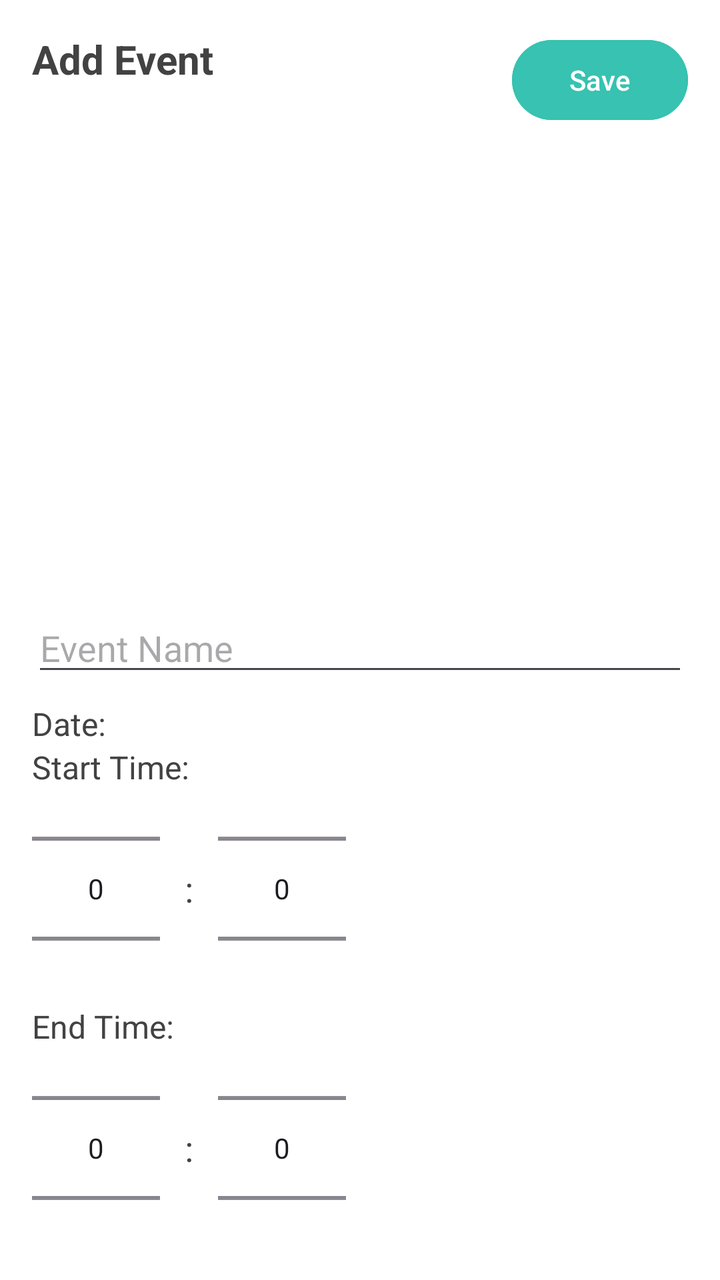
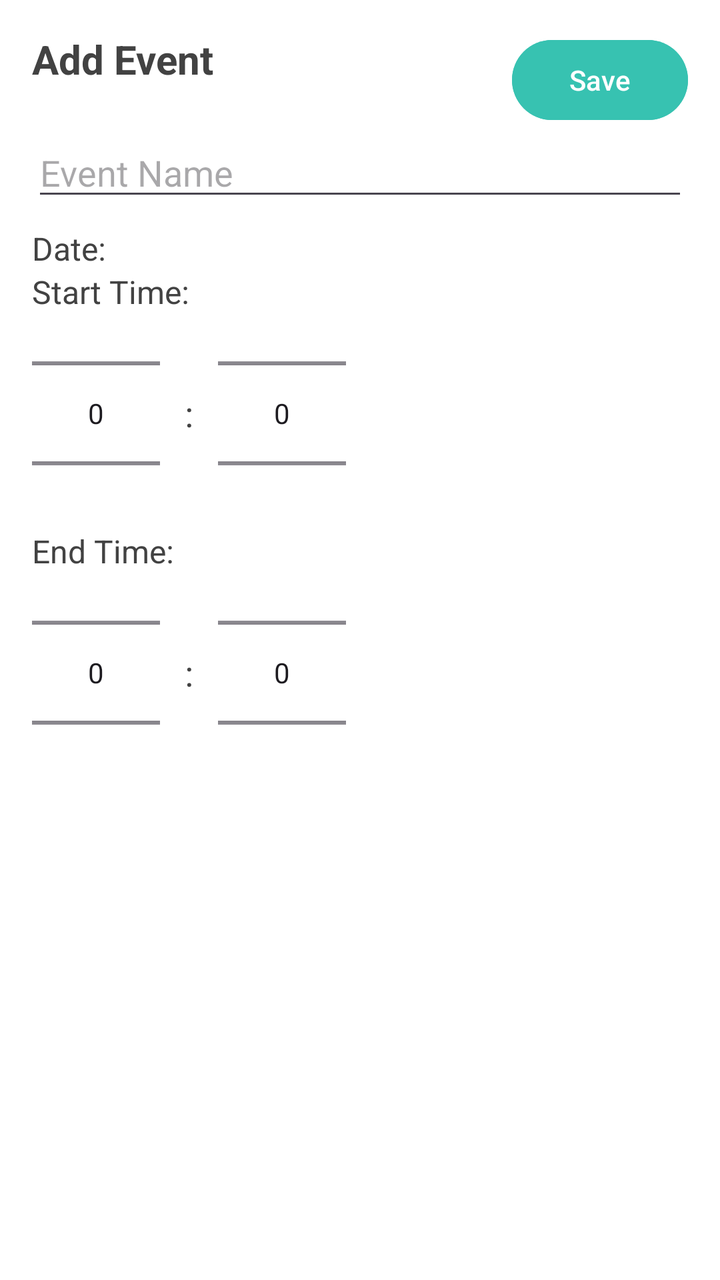

An Android layout rendered at two revisions. The XML below is the earlier revision; the diff shows what the commit changed to produce the second picture.
<!-- AndroidManifest.xml: application theme Base.Theme.Infosys1d -->
<!-- res/layout/add_event_dialog.xml -->
<?xml version="1.0" encoding="utf-8"?>
<LinearLayout xmlns:android="http://schemas.android.com/apk/res/android"
    android:layout_width="match_parent"
    android:layout_height="wrap_content"
    android:orientation="vertical"
    android:padding="16dp">

    <RelativeLayout
        android:layout_width="match_parent"
        android:layout_height="wrap_content"
        android:orientation="horizontal"
        android:layout_weight="1">
        <TextView
            android:layout_width="wrap_content"
            android:layout_height="wrap_content"
            android:text="Add Event"
            android:textSize="20sp"
            android:textStyle="bold"
            android:paddingBottom="10dp" />

        <Button
            android:id="@+id/saveButton"
            android:layout_width="wrap_content"
            android:layout_height="wrap_content"
            android:backgroundTint="@color/schedule_green"
            android:text="Save"
            android:textColor="@android:color/white"
            android:layout_alignParentEnd="true"
            android:layout_alignParentTop="true"/>
    </RelativeLayout>

    <EditText
        android:id="@+id/eventName"
        android:layout_width="match_parent"
        android:layout_height="wrap_content"
        android:hint="Event Name"
        android:inputType="text" />

    <TextView
        android:id="@+id/eventDate"
        android:layout_width="match_parent"
        android:layout_height="wrap_content"
        android:text="Date:"
        android:textSize="16sp"
        android:paddingTop="8dp"
        android:clickable="true"
        android:focusable="true"
        android:background="?attr/selectableItemBackground" />


    
    <TextView
        android:layout_width="wrap_content"
        android:layout_height="wrap_content"
        android:text="Start Time:"
        android:textSize="16sp" />

    <LinearLayout
        android:layout_width="match_parent"
        android:layout_height="wrap_content"
        android:orientation="horizontal"
        android:gravity="center_vertical">

        <NumberPicker
            android:id="@+id/startHourPicker"
            android:layout_width="wrap_content"
            android:layout_height="100dp" />

        <TextView
            android:layout_width="wrap_content"
            android:layout_height="wrap_content"
            android:text=" : "
            android:textSize="18sp"
            android:padding="8dp" />

        <NumberPicker
            android:id="@+id/startMinutePicker"
            android:layout_width="wrap_content"
            android:layout_height="100dp" />
    </LinearLayout>

    
    <TextView
        android:layout_width="wrap_content"
        android:layout_height="wrap_content"
        android:text="End Time:"
        android:textSize="16sp"
        android:paddingTop="8dp" />

    <LinearLayout
        android:layout_width="match_parent"
        android:layout_height="wrap_content"
        android:orientation="horizontal"
        android:gravity="center_vertical">

        <NumberPicker
            android:id="@+id/endHourPicker"
            android:layout_width="wrap_content"
            android:layout_height="100dp" />

        <TextView
            android:layout_width="wrap_content"
            android:layout_height="wrap_content"
            android:text=" : "
            android:textSize="18sp"
            android:padding="8dp" />

        <NumberPicker
            android:id="@+id/endMinutePicker"
            android:layout_width="wrap_content"
            android:layout_height="100dp" />
    </LinearLayout>



</LinearLayout>
<!-- resources referenced by this layout -->
<resources>
  <color name="schedule_green">#37C2B1</color>
  <style name="Base.Theme.Infosys1d" parent="Theme.Material3.DayNight.NoActionBar">
          
          
          <item name="colorPrimary">@color/colorPrimary</item>
          <item name="colorPrimaryVariant">@color/colorPrimaryVariant</item>
          <item name="colorOnPrimary">@color/textColorPrimary</item>
  
          <item name="colorSecondary">@color/colorAccent</item>
          <item name="colorOnSecondary">@android:color/white</item>
  
          
          <item name="android:statusBarColor">@color/colorPrimary</item>
          <item name="android:navigationBarColor">@color/colorPrimary</item>
  
          
          <item name="android:textColor">@color/textColorPrimary</item>
  
          
          <item name="android:windowBackground">@color/colorPrimary</item>
  
      </style>
  <color name="colorPrimary">#FFFFFF</color>
  <color name="colorPrimaryVariant">#F5F5F5</color>
  <color name="textColorPrimary">@color/dark_grey</color>
  <color name="colorAccent">@color/highlight_red</color>
  <color name="dark_grey">#424242</color>
  <color name="highlight_red">#FF526A</color>
</resources>

<!-- the commit's change to res/layout/add_event_dialog.xml (unified diff, before → after) -->
@@ -1,116 +1,131 @@
 <?xml version="1.0" encoding="utf-8"?>
-<LinearLayout xmlns:android="http://schemas.android.com/apk/res/android"
+<FrameLayout xmlns:android="http://schemas.android.com/apk/res/android"
     android:layout_width="match_parent"
-    android:layout_height="wrap_content"
-    android:orientation="vertical"
-    android:padding="16dp">
-
-    <RelativeLayout
-        android:layout_width="match_parent"
-        android:layout_height="wrap_content"
-        android:orientation="horizontal"
-        android:layout_weight="1">
-        <TextView
-            android:layout_width="wrap_content"
-            android:layout_height="wrap_content"
-            android:text="Add Event"
-            android:textSize="20sp"
-            android:textStyle="bold"
-            android:paddingBottom="10dp" />
-
-        <Button
-            android:id="@+id/saveButton"
-            android:layout_width="wrap_content"
-            android:layout_height="wrap_content"
-            android:backgroundTint="@color/schedule_green"
-            android:text="Save"
-            android:textColor="@android:color/white"
-            android:layout_alignParentEnd="true"
-            android:layout_alignParentTop="true"/>
-    </RelativeLayout>
-
-    <EditText
-        android:id="@+id/eventName"
-        android:layout_width="match_parent"
-        android:layout_height="wrap_content"
-        android:hint="Event Name"
-        android:inputType="text" />
-
-    <TextView
-        android:id="@+id/eventDate"
-        android:layout_width="match_parent"
-        android:layout_height="wrap_content"
-        android:text="Date:"
-        android:textSize="16sp"
-        android:paddingTop="8dp"
-        android:clickable="true"
-        android:focusable="true"
-        android:background="?attr/selectableItemBackground" />
-
-
-    
-    <TextView
-        android:layout_width="wrap_content"
-        android:layout_height="wrap_content"
-        android:text="Start Time:"
-        android:textSize="16sp" />
+    android:layout_height="wrap_content">
 
     <LinearLayout
         android:layout_width="match_parent"
         android:layout_height="wrap_content"
-        android:orientation="horizontal"
-        android:gravity="center_vertical">
+        android:orientation="vertical"
+        android:padding="16dp">
 
-        <NumberPicker
-            android:id="@+id/startHourPicker"
-            android:layout_width="wrap_content"
-            android:layout_height="100dp" />
+        <RelativeLayout
+            android:layout_width="match_parent"
+            android:layout_height="wrap_content"
+            android:orientation="horizontal"
+            android:layout_weight="1">
 
+            <TextView
+                android:layout_width="wrap_content"
+                android:layout_height="wrap_content"
+                android:text="Add Event"
+                android:textSize="20sp"
+                android:textStyle="bold"
+                android:paddingBottom="10dp" />
+
+            <Button
+                android:id="@+id/saveButton"
+                android:layout_width="wrap_content"
+                android:layout_height="wrap_content"
+                android:backgroundTint="@color/schedule_green"
+                android:text="Save"
+                android:textColor="@android:color/white"
+                android:layout_alignParentEnd="true"
+                android:layout_alignParentTop="true" />
+        </RelativeLayout>
+
+        <EditText
+            android:id="@+id/eventName"
+            android:layout_width="match_parent"
+            android:layout_height="wrap_content"
+            android:hint="Event Name"
+            android:inputType="text" />
+
+        <TextView
+            android:id="@+id/eventDate"
+            android:layout_width="match_parent"
+            android:layout_height="wrap_content"
+            android:text="Date:"
+            android:textSize="16sp"
+            android:paddingTop="8dp"
+            android:clickable="true"
+            android:focusable="true"
+            android:background="?attr/selectableItemBackground" />
+
+        
         <TextView
             android:layout_width="wrap_content"
             android:layout_height="wrap_content"
-            android:text=" : "
-            android:textSize="18sp"
-            android:padding="8dp" />
+            android:text="Start Time:"
+            android:textSize="16sp" />
 
-        <NumberPicker
-            android:id="@+id/startMinutePicker"
+        <LinearLayout
+            android:layout_width="match_parent"
+            android:layout_height="wrap_content"
+            android:orientation="horizontal"
+            android:gravity="center_vertical">
+
+            <NumberPicker
+                android:id="@+id/startHourPicker"
+                android:layout_width="wrap_content"
+                android:layout_height="100dp" />
+
+            <TextView
+                android:layout_width="wrap_content"
+                android:layout_height="wrap_content"
+                android:text=" : "
+                android:textSize="18sp"
+                android:padding="8dp" />
+
+            <NumberPicker
+                android:id="@+id/startMinutePicker"
+                android:layout_width="wrap_content"
+                android:layout_height="100dp" />
+        </LinearLayout>
+
+        
+        <TextView
             android:layout_width="wrap_content"
-            android:layout_height="100dp" />
+            android:layout_height="wrap_content"
+            android:text="End Time:"
+            android:textSize="16sp"
+            android:paddingTop="8dp" />
+
+        <LinearLayout
+            android:layout_width="match_parent"
+            android:layout_height="wrap_content"
+            android:orientation="horizontal"
+            android:gravity="center_vertical">
+
+            <NumberPicker
+                android:id="@+id/endHourPicker"
+                android:layout_width="wrap_content"
+                android:layout_height="100dp" />
+
+            <TextView
+                android:layout_width="wrap_content"
+                android:layout_height="wrap_content"
+                android:text=" : "
+                android:textSize="18sp"
+                android:padding="8dp" />
+
+            <NumberPicker
+                android:id="@+id/endMinutePicker"
+                android:layout_width="wrap_content"
+                android:layout_height="100dp" />
+        </LinearLayout>
     </LinearLayout>
 
     
-    <TextView
-        android:layout_width="wrap_content"
-        android:layout_height="wrap_content"
-        android:text="End Time:"
-        android:textSize="16sp"
-        android:paddingTop="8dp" />
-
-    <LinearLayout
-        android:layout_width="match_parent"
-        android:layout_height="wrap_content"
-        android:orientation="horizontal"
-        android:gravity="center_vertical">
-
-        <NumberPicker
-            android:id="@+id/endHourPicker"
-            android:layout_width="wrap_content"
-            android:layout_height="100dp" />
-
-        <TextView
-            android:layout_width="wrap_content"
-            android:layout_height="wrap_content"
-            android:text=" : "
-            android:textSize="18sp"
-            android:padding="8dp" />
-
-        <NumberPicker
-            android:id="@+id/endMinutePicker"
-            android:layout_width="wrap_content"
-            android:layout_height="100dp" />
-    </LinearLayout>
-
-
-
-</LinearLayout>
+    <com.google.android.material.floatingactionbutton.FloatingActionButton
+        android:id="@+id/deleteButton"
+        android:layout_width="56dp"
+        android:layout_height="56dp"
+        android:layout_gravity="bottom|end"
+        android:layout_margin="12dp"
+        android:src="@drawable/baseline_delete_24"
+        android:contentDescription="Delete Event"
+        android:visibility="gone"
+        android:backgroundTint="@color/schedule_light_green"
+        android:tint="@android:color/white" />
+</FrameLayout>
<!-- resource entries referenced after the edit -->
@@ -1,6 +1,13 @@
 <!-- resources referenced by this layout -->
 <resources>
   <color name="schedule_green">#37C2B1</color>
+  <color name="schedule_light_green">#CDF0EC</color>
+  <!-- drawable baseline_delete_24 (drawable) -->
+  <vector xmlns:android="http://schemas.android.com/apk/res/android" android:height="50dp" android:tint="#000000" android:viewportHeight="24" android:viewportWidth="24" android:width="50dp">
+        
+      <path android:fillColor="@android:color/white" android:pathData="M6,19c0,1.1 0.9,2 2,2h8c1.1,0 2,-0.9 2,-2V7H6v12zM19,4h-3.5l-1,-1h-5l-1,1H5v2h14V4z"/>
+      
+  </vector>
   <style name="Base.Theme.Infosys1d" parent="Theme.Material3.DayNight.NoActionBar">
           
           
@@ -9,7 +16,7 @@
           <item name="colorOnPrimary">@color/textColorPrimary</item>
   
           <item name="colorSecondary">@color/colorAccent</item>
-          <item name="colorOnSecondary">@android:color/white</item>
+          <item name="colorOnSecondary">@android:color/black</item>
   
           
           <item name="android:statusBarColor">@color/colorPrimary</item>
@@ -21,6 +28,10 @@
           
           <item name="android:windowBackground">@color/colorPrimary</item>
   
+  
+  
+  
+  
       </style>
   <color name="colorPrimary">#FFFFFF</color>
   <color name="colorPrimaryVariant">#F5F5F5</color>
